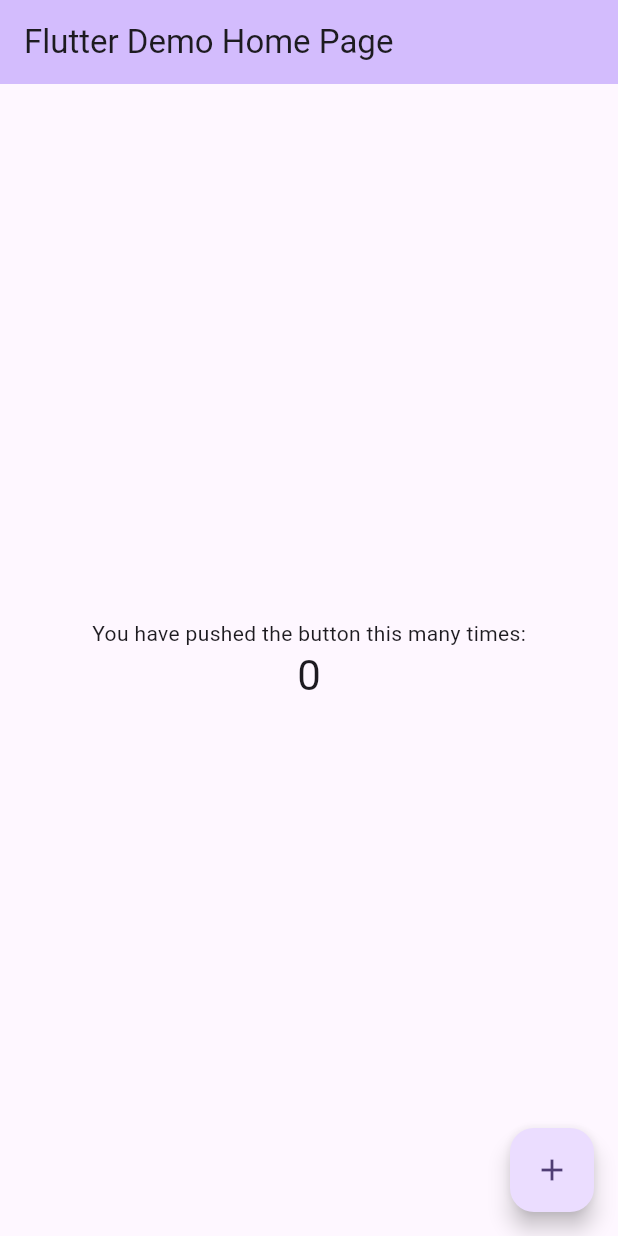
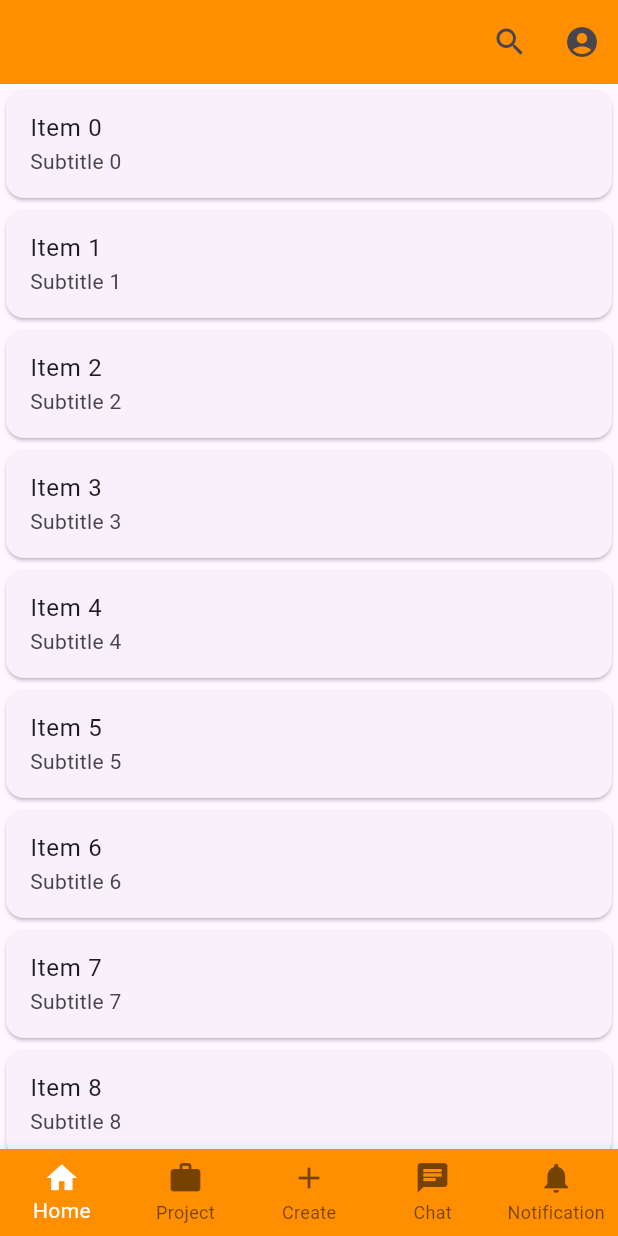
Before and after one commit to ijuntan/collab_flutter, a Flutter app: the screen it shows after launch, on a phone screen of 412 x 824 dp. Run offline on Flutter 3.47's test engine with Material 2 defaults, Android fonts, the phone set to English and light mode, and no system bars.

Commit message:
add b-navbar, setting and home page

```diff
--- /dev/null
+++ b/lib/dash.dart
@@ -0,0 +1,83 @@
+import 'package:collab/home.dart';
+import 'package:collab/settings.dart';
+import 'package:flutter/material.dart';
+
+class MyHomePage extends StatefulWidget {
+  const MyHomePage({super.key});
+
+  // This widget is the home page of your application. It is stateful, meaning
+  // that it has a State object (defined below) that contains fields that affect
+  // how it looks.
+
+  // This class is the configuration for the state. It holds the values (in this
+  // case the title) provided by the parent (in this case the App widget) and
+  // used by the build method of the State. Fields in a Widget subclass are
+  // always marked "final".
+
+  //final title;
+
+  @override
+  State<MyHomePage> createState() => _MyHomePageState();
+}
+
+class _MyHomePageState extends State<MyHomePage> {
+  int _currentMenu = 0;
+  List<Widget> menu = [const HomePage(), Container()];
+
+  @override
+  Widget build(BuildContext context) {
+    return Scaffold(
+      appBar: AppBar(
+        backgroundColor: Colors.amber[800],
+        actions: [
+          IconButton(
+            icon: const Icon(Icons.search),
+            onPressed: () {},
+          ),
+          IconButton(
+            icon: const Icon(Icons.account_circle),
+            onPressed: () {
+              Navigator.push(
+                context,
+                MaterialPageRoute(builder: (context) => const Setting()),
+              );
+            },
+          ),
+        ],
+      ),
+      bottomNavigationBar: BottomNavigationBar(
+        type: BottomNavigationBarType.fixed,
+        //I want to change the background color of navigation bar
+        currentIndex: _currentMenu,
+        selectedItemColor: Colors.white,
+        items: const <BottomNavigationBarItem>[
+          BottomNavigationBarItem(
+            icon: Icon(Icons.home),
+            label: 'Home',
+          ),
+          BottomNavigationBarItem(
+            icon: Icon(Icons.work),
+            label: 'Project',
+          ),
+          BottomNavigationBarItem(
+            icon: Icon(Icons.add),
+            label: 'Create',
+          ),
+          BottomNavigationBarItem(
+            icon: Icon(Icons.chat),
+            label: 'Chat',
+          ),
+          BottomNavigationBarItem(
+            icon: Icon(Icons.notifications),
+            label: 'Notification',
+          ),
+        ],
+
+        backgroundColor: Colors.amber[800],
+        onTap: (value) => setState(() => _currentMenu = value),
+      ),
+      body: menu[_currentMenu],
+      // This trailing comma makes auto-formatting nicer for build methods.
+    );
+  }
+}
--- /dev/null
+++ b/lib/home.dart
@@ -0,0 +1,36 @@
+import 'package:flutter/material.dart';
+
+class HomePage extends StatefulWidget {
+  const HomePage({Key? key}) : super(key: key);
+
+  // This widget is the home page of your application. It is stateful, meaning
+  // that it has a State object (defined below) that contains fields that affect
+  // how it looks.
+
+  // This class is the configuration for the state. It holds the values (in this
+  // case the title) provided by the parent (in this case the App widget) and
+  // used by the build method of the State. Fields in a Widget subclass are
+  // always marked "final".
+
+  //final title;
+
+  @override
+  State<HomePage> createState() => _HomePageState();
+}
+
+class _HomePageState extends State<HomePage> {
+  @override
+  Widget build(BuildContext context) {
+    return ListView.builder(
+      itemCount: 10,
+      itemBuilder: (context, index) {
+        return Card(
+          child: ListTile(
+            title: Text('Item $index'),
+            subtitle: Text('Subtitle $index'),
+          ),
+        );
+      },
+    );
+  }
+}
--- a/lib/main.dart
+++ b/lib/main.dart
@@ -1,4 +1,5 @@
 import 'package:flutter/material.dart';
+import 'dash.dart';
 
 void main() {
   runApp(const MyApp());
@@ -11,100 +12,11 @@ class MyApp extends StatelessWidget {
   @override
   Widget build(BuildContext context) {
     return MaterialApp(
-      title: 'Flutter Demo',
       theme: ThemeData(
         colorScheme: ColorScheme.fromSeed(seedColor: Colors.deepPurple),
         useMaterial3: true,
       ),
-      home: const MyHomePage(title: 'Flutter Demo Home Page'),
+      home: const MyHomePage(),
     );
   }
 }
-
-class MyHomePage extends StatefulWidget {
-  const MyHomePage({super.key, required this.title});
-
-  // This widget is the home page of your application. It is stateful, meaning
-  // that it has a State object (defined below) that contains fields that affect
-  // how it looks.
-
-  // This class is the configuration for the state. It holds the values (in this
-  // case the title) provided by the parent (in this case the App widget) and
-  // used by the build method of the State. Fields in a Widget subclass are
-  // always marked "final".
-
-  final title;
-
-  @override
-  State<MyHomePage> createState() => _MyHomePageState();
-}
-
-class _MyHomePageState extends State<MyHomePage> {
-  int _counter = 0;
-
-  void _incrementCounter() {
-    setState(() {
-      // This call to setState tells the Flutter framework that something has
-      // changed in this State, which causes it to rerun the build method below
-      // so that the display can reflect the updated values. If we changed
-      // _counter without calling setState(), then the build method would not be
-      // called again, and so nothing would appear to happen.
-      _counter++;
-    });
-  }
-
-  @override
-  Widget build(BuildContext context) {
-    // This method is rerun every time setState is called, for instance as done
-    // by the _incrementCounter method above.
-    //
-    // The Flutter framework has been optimized to make rerunning build methods
-    // fast, so that you can just rebuild anything that needs updating rather
-    // than having to individually change instances of widgets.
-    return Scaffold(
-      appBar: AppBar(
-        // TRY THIS: Try changing the color here to a specific color (to
-        // Colors.amber, perhaps?) and trigger a hot reload to see the AppBar
-        // change color while the other colors stay the same.
-        backgroundColor: Theme.of(context).colorScheme.inversePrimary,
-        // Here we take the value from the MyHomePage object that was created by
-        // the App.build method, and use it to set our appbar title.
-        title: Text(widget.title),
-      ),
-      body: Center(
-        // Center is a layout widget. It takes a single child and positions it
-        // in the middle of the parent.
-        child: Column(
-          // Column is also a layout widget. It takes a list of children and
-          // arranges them vertically. By default, it sizes itself to fit its
-          // children horizontally, and tries to be as tall as its parent.
-          //
-          // Column has various properties to control how it sizes itself and
-          // how it positions its children. Here we use mainAxisAlignment to
-          // center the children vertically; the main axis here is the vertical
-          // axis because Columns are vertical (the cross axis would be
-          // horizontal).
-          //
-          // TRY THIS: Invoke "debug painting" (choose the "Toggle Debug Paint"
-          // action in the IDE, or press "p" in the console), to see the
-          // wireframe for each widget.
-          mainAxisAlignment: MainAxisAlignment.center,
-          children: <Widget>[
-            const Text(
-              'You have pushed the button this many times:',
-            ),
-            Text(
-              '$_counter',
-              style: Theme.of(context).textTheme.headlineMedium,
-            ),
-          ],
-        ),
-      ),
-      floatingActionButton: FloatingActionButton(
-        onPressed: _incrementCounter,
-        tooltip: 'Increment',
-        child: const Icon(Icons.add),
-      ), // This trailing comma makes auto-formatting nicer for build methods.
-    );
-  }
-}
--- /dev/null
+++ b/lib/settings.dart
@@ -0,0 +1,15 @@
+import 'package:flutter/material.dart';
+
+class Setting extends StatefulWidget {
+  const Setting({super.key});
+
+  @override
+  State<Setting> createState() => _SettingState();
+}
+
+class _SettingState extends State<Setting> {
+  @override
+  Widget build(BuildContext context) {
+    return const Placeholder();
+  }
+}
```
